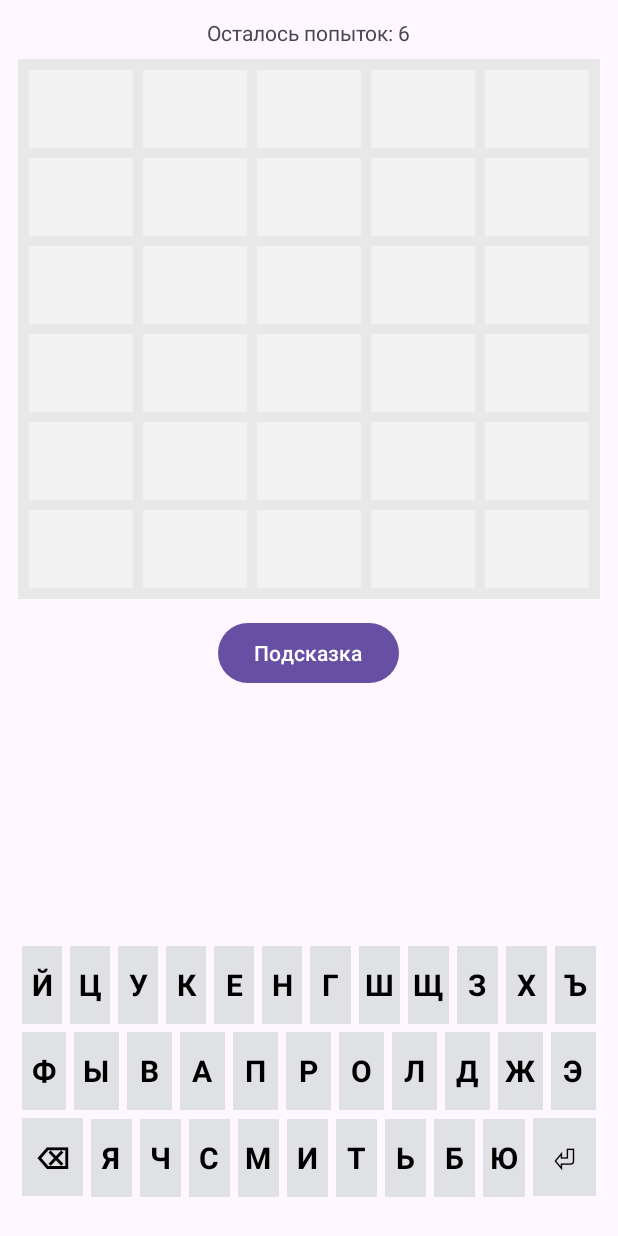
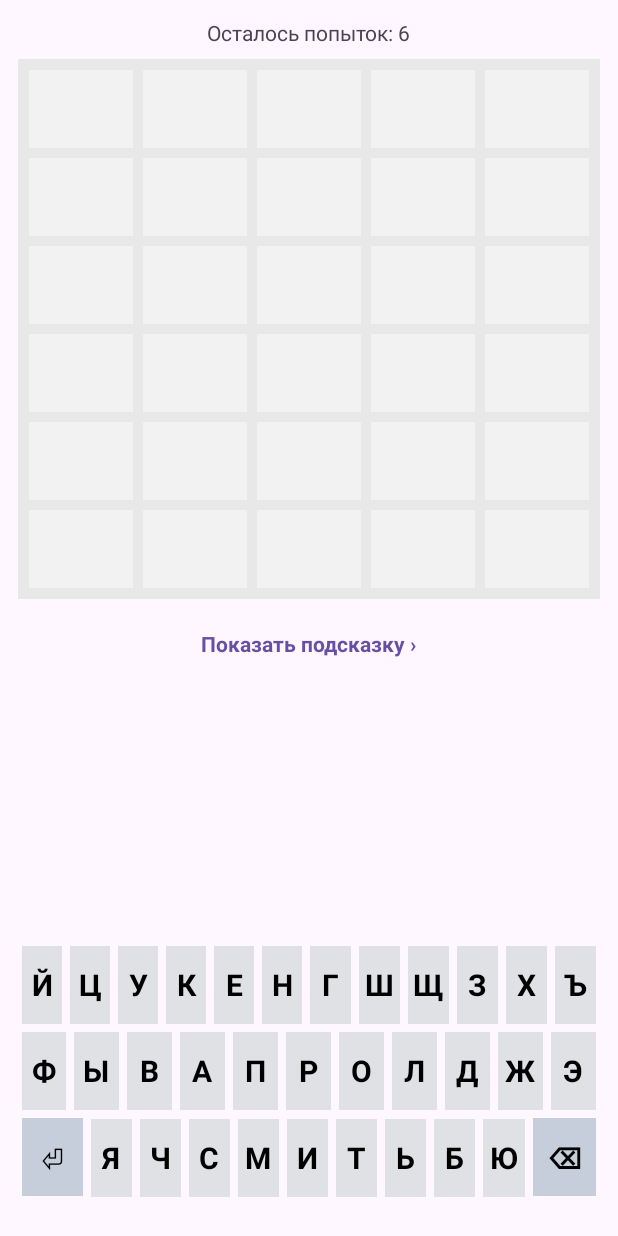
Before and after one commit to Mexator/transitions-sample, an Android app: the screen it shows after launch (MainActivity), after a tap on "Играть", on a phone screen of 412 x 824 dp. Run offline under Robolectric (Android 15) with nearby library versions, the phone set to English and light mode, and no system bars.

Commit message:
клавиатура: ⏎ и ⌫ поменялись местами и подсвечены; подсказка — строка-ссылка «Показать подсказку ›» вместо кнопки

```diff
--- a/app/src/main/kotlin/ru/mexator/slovo/MainActivity.kt
+++ b/app/src/main/kotlin/ru/mexator/slovo/MainActivity.kt
@@ -230,7 +230,7 @@ class MainActivity : AppCompatActivity() {
                 KeyboardView.Key.Submit -> submitGuess()
             }
         }
-        views.hintButton.setOnClickListener { toggleHint(views) }
+        views.hintToggle.setOnClickListener { toggleHint(views) }
 
         val scene = Scene(binding.sceneRoot, views.root)
         if (animated) {
@@ -357,9 +357,12 @@ class MainActivity : AppCompatActivity() {
         Mark.ABSENT -> 0
     }
 
+    /** Пример 4 готовит здесь сцену: строка-ссылка «Показать подсказку ›»
+     * раскрывает hintText; частые тапы станут сюжетом отмены анимаций. */
     private fun toggleHint(views: SceneGameBinding) {
-        views.hintText.visibility =
-            if (views.hintText.visibility == View.VISIBLE) View.GONE else View.VISIBLE
+        val show = views.hintText.visibility != View.VISIBLE
+        views.hintText.visibility = if (show) View.VISIBLE else View.GONE
+        views.hintToggle.setText(if (show) R.string.hide_hint else R.string.show_hint)
     }
 
     /** Пример 5 (M3): shared element into ArticleFragment. M0: plain add, no animations. */
--- a/app/src/main/kotlin/ru/mexator/slovo/transition/DemoTransitions.kt
+++ b/app/src/main/kotlin/ru/mexator/slovo/transition/DemoTransitions.kt
@@ -84,7 +84,7 @@ object DemoTransitions {
             set.addTransition(
                 Fade(Fade.IN)
                     .addTarget(R.id.game_status)
-                    .addTarget(R.id.hint_button)
+                    .addTarget(R.id.hint_toggle)
                     .timed(timings.visibility, timings),
             )
         }
--- a/app/src/main/kotlin/ru/mexator/slovo/widget/KeyboardView.kt
+++ b/app/src/main/kotlin/ru/mexator/slovo/widget/KeyboardView.kt
@@ -37,6 +37,9 @@ class KeyboardView @JvmOverloads constructor(
     private val keyViews = mutableMapOf<Char, TextView>()
     private val keyColor = Color.rgb(0xDF, 0xE1, 0xE4)
 
+    /** ⏎ и ⌫ — не буквы: подсвечены, чтобы отличались одним взглядом. */
+    private val actionKeyColor = Color.rgb(0xC5, 0xCE, 0xDA)
+
     init {
         // Клавиатура всегда вертикальная стойка рядов — не настраивается.
         orientation = VERTICAL
@@ -54,20 +57,20 @@ class KeyboardView @JvmOverloads constructor(
         listOf("ЙЦУКЕНГШЩЗХЪ", "ФЫВАПРОЛДЖЭ").forEach { letters ->
             val row = row()
             letters.forEach { c ->
-                val k = key(c.toString(), 1f) { onKey?.invoke(Key.Letter(c)) }
+                val k = key(c.toString(), 1f, keyColor) { onKey?.invoke(Key.Letter(c)) }
                 keyViews[c] = k
                 row.addView(k)
             }
             addView(row)
         }
         val bottom = row()
-        bottom.addView(key("⌫", 1.5f) { onKey?.invoke(Key.Backspace) })
+        bottom.addView(key("⏎", 1.5f, actionKeyColor) { onKey?.invoke(Key.Submit) })
         "ЯЧСМИТЬБЮ".forEach { c ->
-            val k = key(c.toString(), 1f) { onKey?.invoke(Key.Letter(c)) }
+            val k = key(c.toString(), 1f, keyColor) { onKey?.invoke(Key.Letter(c)) }
             keyViews[c] = k
             bottom.addView(k)
         }
-        bottom.addView(key("⏎", 1.5f) { onKey?.invoke(Key.Submit) })
+        bottom.addView(key("⌫", 1.5f, actionKeyColor) { onKey?.invoke(Key.Backspace) })
         addView(bottom)
     }
 
@@ -81,7 +84,7 @@ class KeyboardView @JvmOverloads constructor(
      * it at this height, which made the letters unreadable. A bold TextView with a
      * gray background and a ripple foreground behaves and reads like a key.
      */
-    private fun key(label: String, weight: Float, onClick: () -> Unit): TextView =
+    private fun key(label: String, weight: Float, background: Int, onClick: () -> Unit): TextView =
         TextView(context).apply {
             text = label
             layoutParams = LayoutParams(0, dp(52), weight).apply {
@@ -91,7 +94,7 @@ class KeyboardView @JvmOverloads constructor(
             textSize = 20f
             typeface = Typeface.DEFAULT_BOLD
             setTextColor(Color.BLACK)
-            setBackgroundColor(keyColor)
+            setBackgroundColor(background)
             val ripple = TypedValue()
             context.theme.resolveAttribute(android.R.attr.selectableItemBackground, ripple, true)
             foreground = resources.getDrawable(ripple.resourceId, context.theme)
--- a/app/src/main/res/layout/scene_game.xml
+++ b/app/src/main/res/layout/scene_game.xml
@@ -32,13 +32,21 @@
         app:boardCellMargin="3dp"
         app:boardCellTextSize="22sp" />
 
-    <Button
-        android:id="@+id/hint_button"
+    <!-- Пример 4: сворачиваемая подсказка — тап по «строке-ссылке» раскрывает
+         hintText ниже. Частые тапы по ней и есть сюжет отмены анимаций. -->
+    <TextView
+        android:id="@+id/hint_toggle"
         android:layout_width="wrap_content"
         android:layout_height="wrap_content"
         android:layout_gravity="center_horizontal"
         android:layout_marginTop="12dp"
-        android:text="@string/hint" />
+        android:background="?attr/selectableItemBackground"
+        android:paddingHorizontal="16dp"
+        android:paddingVertical="8dp"
+        android:text="@string/show_hint"
+        android:textColor="?attr/colorPrimary"
+        android:textSize="14sp"
+        android:textStyle="bold" />
 
     <!-- M2 (Пример 4): becomes the expandable hint card -->
     <TextView
--- a/app/src/main/res/values/strings.xml
+++ b/app/src/main/res/values/strings.xml
@@ -3,7 +3,8 @@
     <string name="app_name">Слово</string>
     <string name="subtitle">Угадай слово из 5 букв за 6 попыток</string>
     <string name="play">Играть</string>
-    <string name="hint">Подсказка</string>
+    <string name="show_hint">Показать подсказку ›</string>
+    <string name="hide_hint">Скрыть подсказку ›</string>
     <string name="attempts_left">Осталось попыток: %1$d</string>
     <string name="won">Разгадано!</string>
     <string name="lost">Попытки кончились</string>
```
Also changed, not shown: 1 other file.
